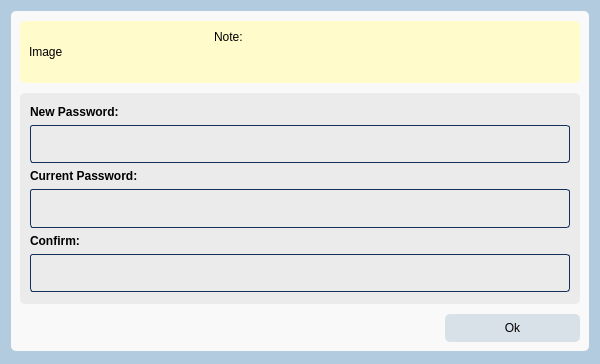
First picture: the form in EALS UI/v0.3/admin_change_pass.ui, repository maeven-tapa/cpet8_group8_workspace, before the edit.
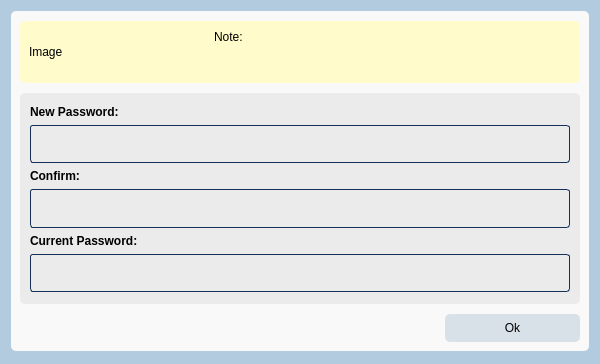
Second picture: the form after the edit.

Patch:
```diff
--- a/EALS UI/v0.3/admin_change_pass.ui
+++ b/EALS UI/v0.3/admin_change_pass.ui
@@ -156,6 +156,39 @@
            </property>
           </widget>
          </item>
+         <item>
+          <widget class="QLineEdit" name="change_pass_np_box">
+           <property name="sizePolicy">
+            <sizepolicy hsizetype="Expanding" vsizetype="Expanding">
+             <horstretch>0</horstretch>
+             <verstretch>0</verstretch>
+            </sizepolicy>
+           </property>
+           <property name="styleSheet">
+            <string notr="true">background-color: rgb(235, 235, 235);
+border: 1px solid #15305b;
+border-radius: 3px;</string>
+           </property>
+           <property name="echoMode">
+            <enum>QLineEdit::EchoMode::Password</enum>
+           </property>
+           <property name="clearButtonEnabled">
+            <bool>true</bool>
+           </property>
+          </widget>
+         </item>
+         <item>
+          <widget class="QLabel" name="label_3">
+           <property name="font">
+            <font>
+             <bold>true</bold>
+            </font>
+           </property>
+           <property name="text">
+            <string>Confirm:</string>
+           </property>
+          </widget>
+         </item>
          <item>
           <widget class="QLineEdit" name="change_pass_confirm_box">
            <property name="sizePolicy">
@@ -195,39 +228,6 @@
            </property>
           </widget>
          </item>
-         <item>
-          <widget class="QLineEdit" name="change_pass_np_box">
-           <property name="sizePolicy">
-            <sizepolicy hsizetype="Expanding" vsizetype="Expanding">
-             <horstretch>0</horstretch>
-             <verstretch>0</verstretch>
-            </sizepolicy>
-           </property>
-           <property name="styleSheet">
-            <string notr="true">background-color: rgb(235, 235, 235);
-border: 1px solid #15305b;
-border-radius: 3px;</string>
-           </property>
-           <property name="echoMode">
-            <enum>QLineEdit::EchoMode::Password</enum>
-           </property>
-           <property name="clearButtonEnabled">
-            <bool>true</bool>
-           </property>
-          </widget>
-         </item>
-         <item>
-          <widget class="QLabel" name="label_3">
-           <property name="font">
-            <font>
-             <bold>true</bold>
-            </font>
-           </property>
-           <property name="text">
-            <string>Confirm:</string>
-           </property>
-          </widget>
-         </item>
          <item>
           <widget class="QLineEdit" name="change_pass_cp_box">
            <property name="sizePolicy">
```
Left out of the diff: 2 changed lines with no effect on the pictures.
